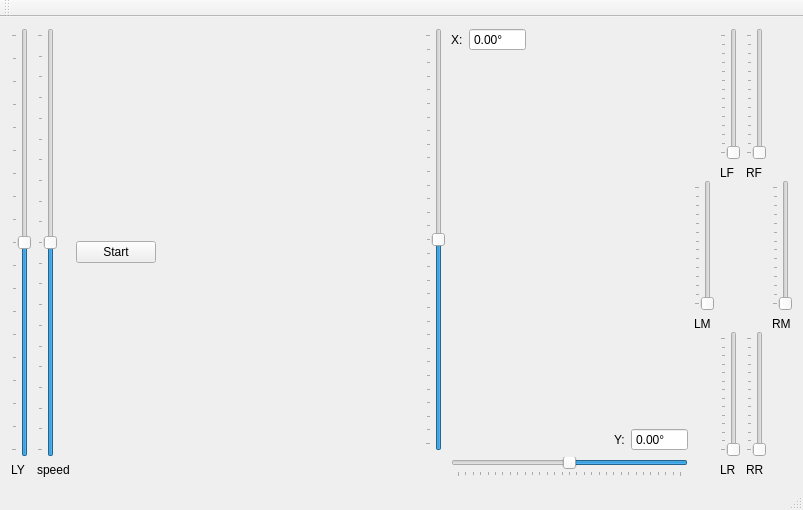
Qt form Anduin/HexPCController/Controller/Controller/controller.ui (FunkyLoiso/flprojects) before a commit.
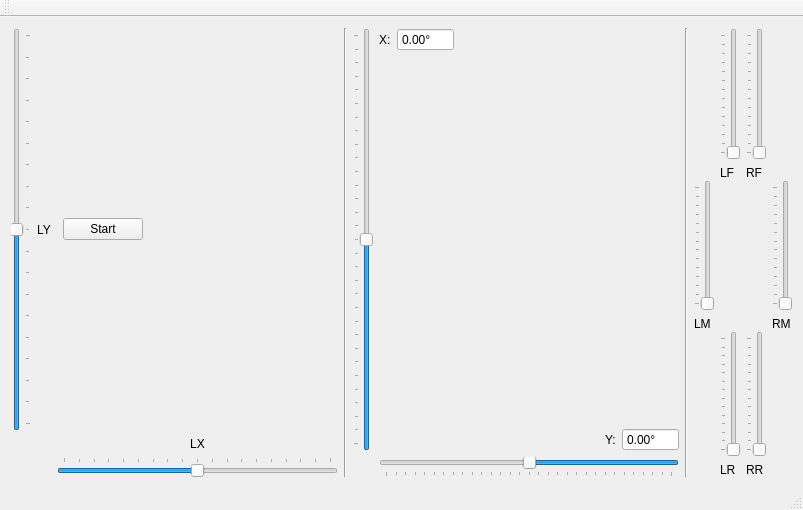
The same form after that commit.

Diff of the .ui file:
```diff
--- a/Anduin/HexPCController/Controller/Controller/controller.ui
+++ b/Anduin/HexPCController/Controller/Controller/controller.ui
@@ -14,91 +14,93 @@
    <string>Controller</string>
   </property>
   <widget class="QWidget" name="centralWidget">
-   <layout class="QGridLayout" name="gridLayout_3">
+   <layout class="QGridLayout" name="gridLayout_4">
     <item row="0" column="0">
-     <layout class="QVBoxLayout" name="verticalLayout">
-      <item>
-       <widget class="QSlider" name="sLY">
-        <property name="minimum">
-         <number>-90</number>
-        </property>
-        <property name="maximum">
-         <number>90</number>
-        </property>
-        <property name="value">
-         <number>0</number>
-        </property>
+     <layout class="QGridLayout" name="gridLayout_3">
+      <item row="0" column="4">
+       <spacer name="horizontalSpacer_4">
         <property name="orientation">
-         <enum>Qt::Vertical</enum>
+         <enum>Qt::Horizontal</enum>
         </property>
-        <property name="tickPosition">
-         <enum>QSlider::TicksAbove</enum>
+        <property name="sizeHint" stdset="0">
+         <size>
+          <width>40</width>
+          <height>20</height>
+         </size>
         </property>
-        <property name="tickInterval">
-         <number>10</number>
-        </property>
-       </widget>
+       </spacer>
       </item>
-      <item>
+      <item row="0" column="1">
        <widget class="QLabel" name="label">
         <property name="text">
          <string>LY</string>
         </property>
        </widget>
       </item>
-     </layout>
-    </item>
-    <item row="0" column="1">
-     <layout class="QVBoxLayout" name="verticalLayout_3">
-      <item>
-       <widget class="QSlider" name="sSpeed">
-        <property name="minimum">
-         <number>-100</number>
-        </property>
-        <property name="maximum">
-         <number>100</number>
-        </property>
-        <property name="orientation">
-         <enum>Qt::Vertical</enum>
-        </property>
-        <property name="tickPosition">
-         <enum>QSlider::TicksAbove</enum>
-        </property>
-        <property name="tickInterval">
-         <number>10</number>
-        </property>
-       </widget>
-      </item>
-      <item>
+      <item row="1" column="2" colspan="3">
        <widget class="QLabel" name="label_3">
         <property name="text">
-         <string>speed</string>
+         <string>LX</string>
+        </property>
+        <property name="alignment">
+         <set>Qt::AlignCenter</set>
+        </property>
+       </widget>
+      </item>
+      <item row="0" column="0">
+       <widget class="QSlider" name="sLY">
+        <property name="minimum">
+         <number>-90</number>
+        </property>
+        <property name="maximum">
+         <number>90</number>
+        </property>
+        <property name="value">
+         <number>0</number>
+        </property>
+        <property name="orientation">
+         <enum>Qt::Vertical</enum>
+        </property>
+        <property name="tickPosition">
+         <enum>QSlider::TicksBelow</enum>
+        </property>
+        <property name="tickInterval">
+         <number>10</number>
+        </property>
+       </widget>
+      </item>
+      <item row="2" column="2" colspan="3">
+       <widget class="QSlider" name="sLX">
+        <property name="minimum">
+         <number>-90</number>
+        </property>
+        <property name="maximum">
+         <number>90</number>
+        </property>
+        <property name="value">
+         <number>0</number>
+        </property>
+        <property name="orientation">
+         <enum>Qt::Horizontal</enum>
+        </property>
+        <property name="tickPosition">
+         <enum>QSlider::TicksAbove</enum>
+        </property>
+        <property name="tickInterval">
+         <number>10</number>
+        </property>
+       </widget>
+      </item>
+      <item row="0" column="3">
+       <widget class="QPushButton" name="bStart">
+        <property name="text">
+         <string>Start</string>
         </property>
        </widget>
       </item>
      </layout>
     </item>
     <item row="0" column="2">
-     <widget class="QPushButton" name="bStart">
-      <property name="text">
-       <string>Start</string>
-      </property>
-     </widget>
-    </item>
-    <item row="0" column="3">
-     <spacer name="horizontalSpacer">
-      <property name="orientation">
-       <enum>Qt::Horizontal</enum>
-      </property>
-      <property name="sizeHint" stdset="0">
-       <size>
-        <width>223</width>
-        <height>20</height>
-       </size>
-      </property>
-     </spacer>
-    </item>
-    <item row="0" column="4">
      <layout class="QGridLayout" name="gridLayout_2">
       <item row="0" column="0" rowspan="3">
        <widget class="QSlider" name="sAngleX">
@@ -474,6 +476,20 @@
       </item>
      </layout>
     </item>
+    <item row="0" column="1">
+     <widget class="Line" name="line">
+      <property name="orientation">
+       <enum>Qt::Vertical</enum>
+      </property>
+     </widget>
+    </item>
+    <item row="0" column="3">
+     <widget class="Line" name="line_2">
+      <property name="orientation">
+       <enum>Qt::Vertical</enum>
+      </property>
+     </widget>
+    </item>
    </layout>
   </widget>
   <widget class="QMenuBar" name="menuBar">
```
Left out of the diff: 56 changed lines with no effect on the pictures.
